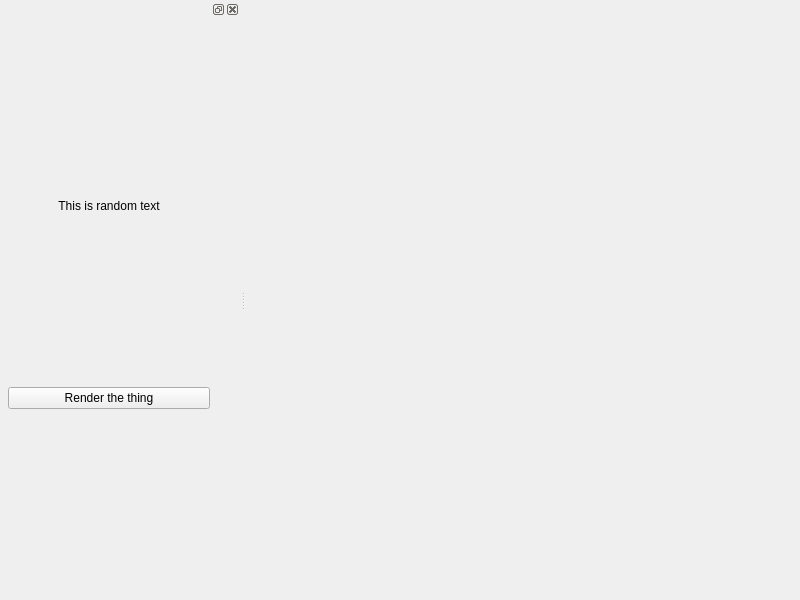
This is ui/mainwindow.ui in herewegoblueno/beagle as Qt 5 draws it before an edit. The edited form follows.
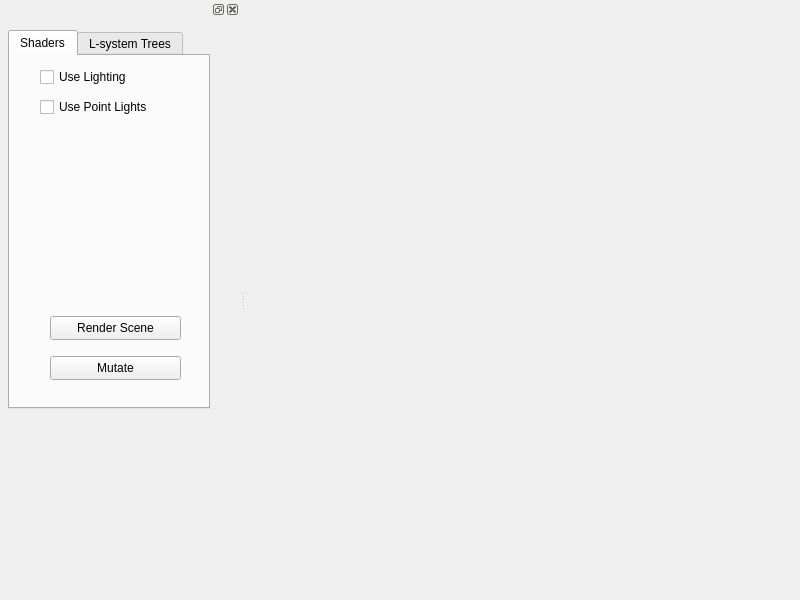
This is the edited form. The open tabs and pages were chosen to show the change.

```diff
--- a/ui/mainwindow.ui
+++ b/ui/mainwindow.ui
@@ -52,25 +52,106 @@
        <height>401</height>
       </rect>
      </property>
-     <layout class="QVBoxLayout" name="verticalLayout_2" stretch="0,0">
+     <layout class="QVBoxLayout" name="verticalLayout_2" stretch="0">
       <property name="leftMargin">
        <number>8</number>
       </property>
       <item>
-       <widget class="QLabel" name="label_2">
-        <property name="text">
-         <string>This is random text</string>
+       <widget class="QTabWidget" name="mainTabWidget">
+        <property name="currentIndex">
+         <number>1</number>
         </property>
-        <property name="alignment">
-         <set>Qt::AlignCenter</set>
-        </property>
-       </widget>
-      </item>
-      <item>
-       <widget class="QPushButton" name="rednerButton">
-        <property name="text">
-         <string>Render the thing</string>
-        </property>
+        <widget class="QWidget" name="shaderTab">
+         <attribute name="title">
+          <string>Shaders</string>
+         </attribute>
+         <widget class="QPushButton" name="mutateButton">
+          <property name="geometry">
+           <rect>
+            <x>40</x>
+            <y>300</y>
+            <width>131</width>
+            <height>24</height>
+           </rect>
+          </property>
+          <property name="text">
+           <string>Mutate</string>
+          </property>
+         </widget>
+         <widget class="QPushButton" name="renderShadersButton">
+          <property name="geometry">
+           <rect>
+            <x>40</x>
+            <y>260</y>
+            <width>131</width>
+            <height>24</height>
+           </rect>
+          </property>
+          <property name="text">
+           <string>Render Scene</string>
+          </property>
+         </widget>
+         <widget class="QCheckBox" name="useLightingForShaders">
+          <property name="geometry">
+           <rect>
+            <x>30</x>
+            <y>10</y>
+            <width>121</width>
+            <height>22</height>
+           </rect>
+          </property>
+          <property name="text">
+           <string>Use Lighting</string>
+          </property>
+         </widget>
+         <widget class="QCheckBox" name="usePointLightsForShaders">
+          <property name="geometry">
+           <rect>
+            <x>30</x>
+            <y>40</y>
+            <width>131</width>
+            <height>22</height>
+           </rect>
+          </property>
+          <property name="text">
+           <string>Use Point Lights</string>
+          </property>
+         </widget>
+        </widget>
+        <widget class="QWidget" name="LsystemTab">
+         <attribute name="title">
+          <string>L-system Trees</string>
+         </attribute>
+         <widget class="QPushButton" name="renderLTreesbutton">
+          <property name="geometry">
+           <rect>
+            <x>40</x>
+            <y>300</y>
+            <width>131</width>
+            <height>24</height>
+           </rect>
+          </property>
+          <property name="text">
+           <string>Locate Scene</string>
+          </property>
+         </widget>
+         <widget class="QLabel" name="label">
+          <property name="geometry">
+           <rect>
+            <x>30</x>
+            <y>110</y>
+            <width>141</width>
+            <height>91</height>
+           </rect>
+          </property>
+          <property name="text">
+           <string>This is Alanas space so I'mma leave it nice and clean :)</string>
+          </property>
+          <property name="wordWrap">
+           <bool>true</bool>
+          </property>
+         </widget>
+        </widget>
        </widget>
       </item>
      </layout>
```
